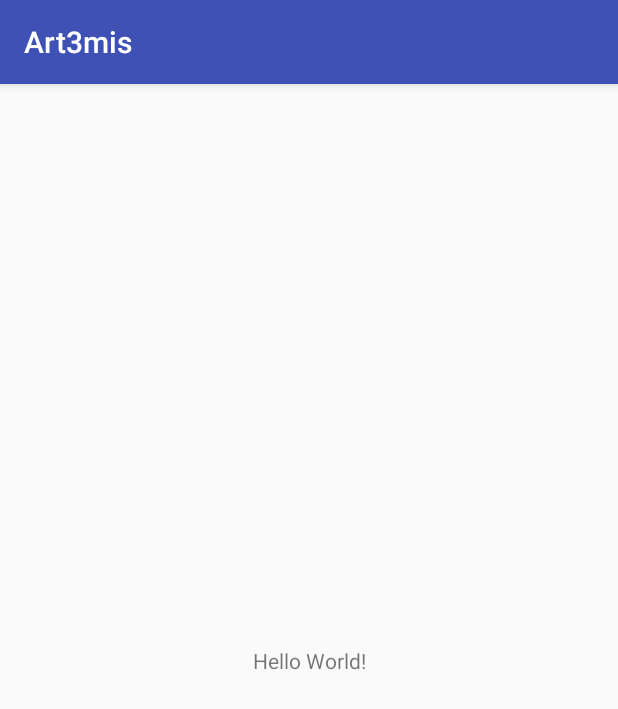
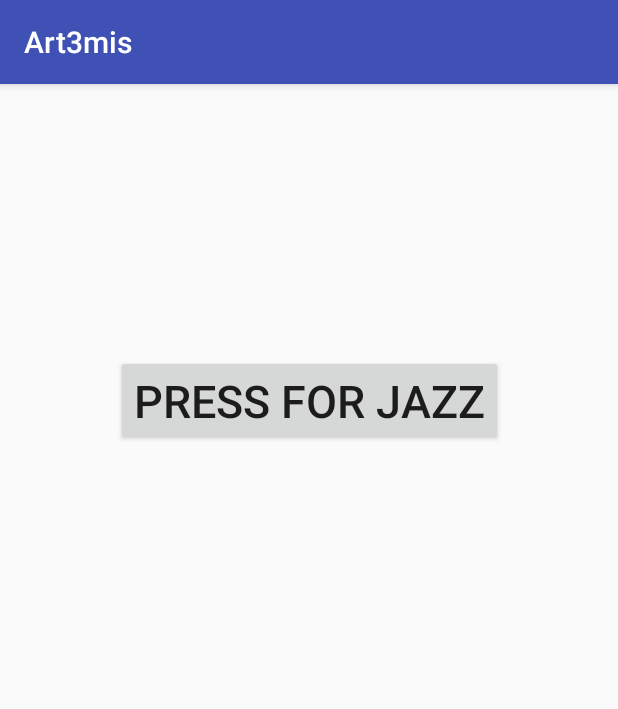
Before and after one commit to JasonTang99/Art3mis, an Android app: the screen it shows after launch (MainActivity), on a phone screen of 412 x 824 dp. Shown: the top 709 px of the screen. Run offline under Robolectric (Android 15) with nearby library versions, the phone set to English and light mode, and no system bars.

Commit message:
Playing with opening webpages

```diff
--- a/app/src/main/java/com/example/jason/art3mis/MainActivity.java
+++ b/app/src/main/java/com/example/jason/art3mis/MainActivity.java
@@ -1,7 +1,10 @@
 package com.example.jason.art3mis;
 
+import android.content.Intent;
+import android.net.Uri;
 import android.support.v7.app.AppCompatActivity;
 import android.os.Bundle;
+import android.view.View;
 
 public class MainActivity extends AppCompatActivity {
 
@@ -10,6 +13,35 @@ public class MainActivity extends AppCompatActivity {
     super.onCreate(savedInstanceState);
     setContentView(R.layout.activity_main);
   }
+
+
+  public void Jazz(View v) {
+    String url = "https://1999jasontang.github.io/";
+    openWebPage(url);
+  }
+
+
+
+  public void openWebPage(String url) {
+    Uri parsedUri = Uri.parse(url);
+    Intent mIntent = new Intent(Intent.ACTION_VIEW, parsedUri);
+    if (mIntent.resolveActivity(getPackageManager()) != null ) {
+      startActivity(mIntent);
+    }
+  }
+
+
+
+
+
+
+
+  /////////////////////
+  /////////////////////
+  /////////////////////
+  /////////////////////
+
+
 
   public static boolean listOf100(double[] lst) {
     // Checks if the list adds up to 100
--- a/app/src/main/res/layout/activity_main.xml
+++ b/app/src/main/res/layout/activity_main.xml
@@ -6,13 +6,22 @@
   android:layout_height="match_parent"
   tools:context=".MainActivity">
 
-  <TextView
+  <Button
     android:layout_width="wrap_content"
     android:layout_height="wrap_content"
-    android:text="Hello World!"
+    android:layout_marginBottom="8dp"
+    android:layout_marginEnd="8dp"
+    android:layout_marginLeft="8dp"
+    android:layout_marginRight="8dp"
+    android:layout_marginStart="8dp"
+    android:layout_marginTop="8dp"
+    android:onClick="Jazz"
+    android:text="Press for Jazz"
+    android:textSize="30sp"
     app:layout_constraintBottom_toBottomOf="parent"
-    app:layout_constraintLeft_toLeftOf="parent"
-    app:layout_constraintRight_toRightOf="parent"
-    app:layout_constraintTop_toTopOf="parent" />
+    app:layout_constraintEnd_toEndOf="parent"
+    app:layout_constraintStart_toStartOf="parent"
+    app:layout_constraintTop_toTopOf="parent"
+    app:layout_constraintVertical_bias="0.25" />
 
 </android.support.constraint.ConstraintLayout>
```
